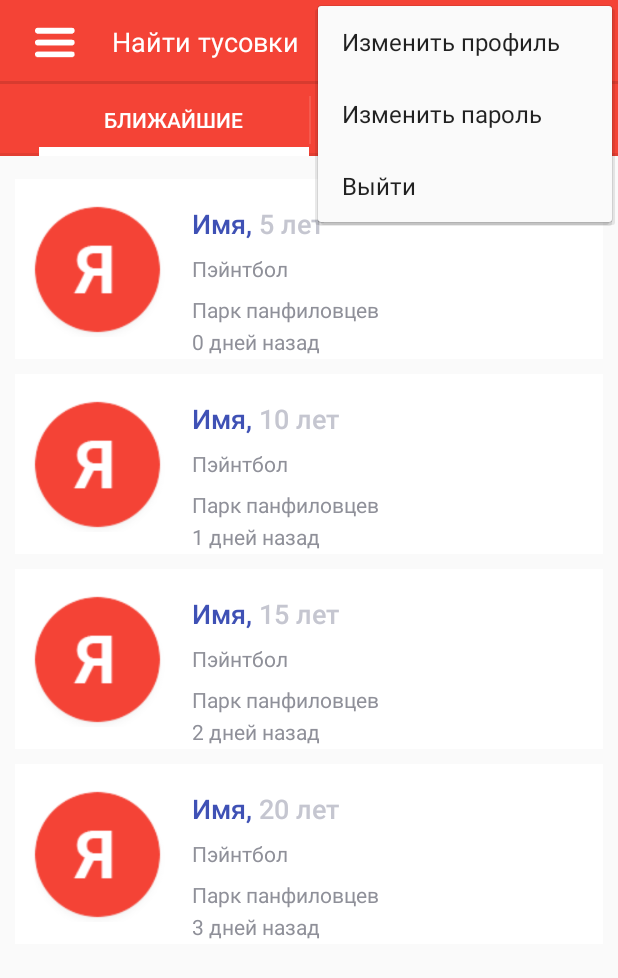
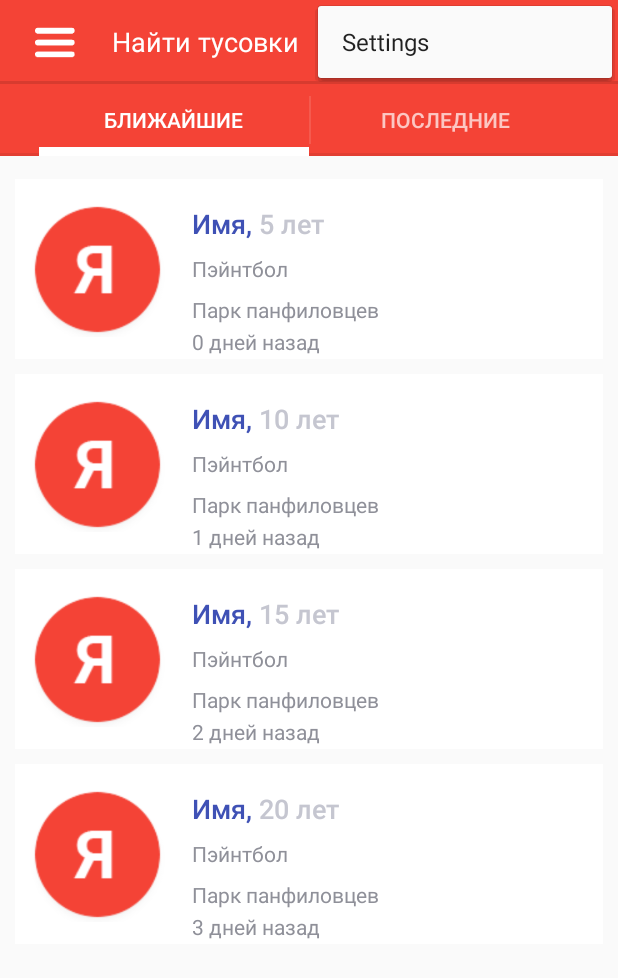
Before and after one commit to daniyarmukhanov/red, an Android app: the MainActivity screen opened directly, with no data from a screen before it, with the options menu open, on a phone screen of 412 x 824 dp. Shown: the top 978 px of the screen. Run offline under Robolectric (Android 15) with nearby library versions, the phone set to English and light mode, and no system bars.

Commit message:
init 1.0

```diff
--- a/app/src/main/java/kz/artlines/okie/MainActivity.java
+++ b/app/src/main/java/kz/artlines/okie/MainActivity.java
@@ -86,6 +86,15 @@ public class MainActivity extends ActionBarActivity implements ActionBar.TabList
                     @Override
                     public void onItemSelected(AdapterView<?> parent, View view, int position, long id) {
                         if (position==1){
+                            startActivity(new Intent(MainActivity.this, CreateTus.class));
+                        }
+                        if (position==2){
+                            startActivity(new Intent(MainActivity.this, MainActivity.class));
+                        }
+                        if (position==3){
+                            startActivity(new Intent(MainActivity.this, Chat.class));
+                        }
+                        if (position==4){
                             startActivity(new Intent(MainActivity.this, CreateTus.class));
                         }
                     }
--- a/app/src/main/res/layout/my_action_bar.xml
+++ b/app/src/main/res/layout/my_action_bar.xml
@@ -32,6 +32,7 @@
         android:layout_height="wrap_content"
         android:text="Найти тусовки"
         android:textSize="18dp"
+        android:id="@+id/title"
         android:layout_marginLeft="18dp"
         android:textColor="@color/white"
         android:layout_centerVertical="true"
--- a/app/src/main/res/menu/menu_main.xml
+++ b/app/src/main/res/menu/menu_main.xml
@@ -1,15 +1,6 @@
 <menu xmlns:android="http://schemas.android.com/apk/res/android"
     xmlns:app="http://schemas.android.com/apk/res-auto"
-    xmlns:tools="http://schemas.android.com/tools" tools:context="kz.artlines.okie.MainActivity">
-    <item android:id="@+id/map" android:title=""
-        android:icon="@drawable/compass"
-        android:orderInCategory="100" app:showAsAction="always" />
-    <item android:id="@+id/action_settings" android:title="Изменить профиль"
+    xmlns:tools="http://schemas.android.com/tools" tools:context="kz.artlines.okie.Chat">
+    <item android:id="@+id/action_settings" android:title="@string/action_settings"
         android:orderInCategory="100" app:showAsAction="never" />
-    <item android:id="@+id/change_pass" android:title="Изменить пароль"
-        android:orderInCategory="100" app:showAsAction="never" />
-    <item android:id="@+id/exit" android:title="Выйти"
-        android:orderInCategory="100" app:showAsAction="never" />
-
-
 </menu>
--- a/app/src/main/res/values/strings.xml
+++ b/app/src/main/res/values/strings.xml
@@ -12,7 +12,7 @@
     <string name="title_activity_main">MainActivity</string>
 
     <string-array name="planets">
-        <item> </item>
+        <item></item>
         <item>Создать тусовку</item>
         <item>Найти тусовки</item>
         <item>Чаты</item>
@@ -20,5 +20,6 @@
     </string-array>
 
     <string name="title_activity_create_tus">CreateTus</string>
+    <string name="title_activity_chat">Chat</string>
 
 </resources>
```
Also changed, not shown: app/src/main/AndroidManifest.xml (+6 -3 lines), app/src/main/java/kz/artlines/okie/Chat.java (added, +39 -0 lines), app/src/main/java/kz/artlines/okie/CreateTus.java (+45 -2 lines), app/src/main/res/layout/activity_chat.xml (added, +11 -0 lines), app/src/main/res/drawable/ava.png (added).
